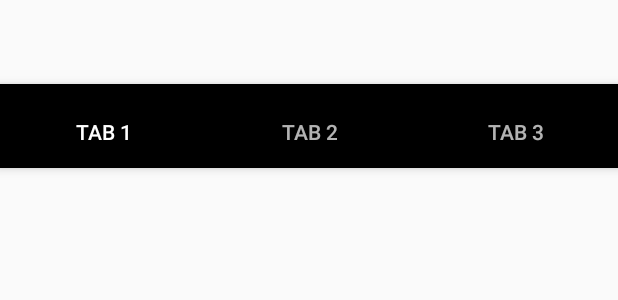
After one commit to doorsrom/com.doors.photos, an Android app: the layout activity_tab.xml on its own in the app's theme, with its tools: preview values and no code run, on a phone screen of 412 x 824 dp. The commit adds this screen. Shown: the top 300 px of the screen. Run offline under Robolectric (Android 15) with nearby library versions, the phone set to English and light mode, and no system bars.

Commit message:
General things

```diff
--- a/app/build.gradle
+++ b/app/build.gradle
@@ -22,6 +22,7 @@
 dependencies {
     implementation 'com.android.support:support-v4:28.0.0-beta01'
     implementation fileTree(dir: 'libs', include: ['*.jar'])
+    implementation 'com.android.support:design:28.0.0-beta01'
     androidTestImplementation('com.android.support.test.espresso:espresso-core:2.2.2', {
         exclude group: 'com.android.support', module: 'support-annotations'
     })
--- a/app/src/main/java/com/doors/photos/AlbumActivity.java
+++ b/app/src/main/java/com/doors/photos/AlbumActivity.java
@@ -35,7 +35,7 @@
     @Override
     protected void onCreate(Bundle savedInstanceState) {
         super.onCreate(savedInstanceState);
-        setContentView(R.layout.activity_album);
+        setContentView(R.layout.activity_grid);
 
         Intent intent = getIntent();
         album_name = intent.getStringExtra("name");
--- a/app/src/main/java/com/doors/photos/MainActivity.java
+++ b/app/src/main/java/com/doors/photos/MainActivity.java
@@ -41,7 +41,7 @@
     @Override
     protected void onCreate(Bundle savedInstanceState) {
         super.onCreate(savedInstanceState);
-        setContentView(R.layout.activity_main);
+        setContentView(R.layout.activity_grid);
 
          galleryGridView = findViewById(R.id.galleryGridView);
 
--- /dev/null
+++ b/app/src/main/res/layout/activity_tab.xml
@@ -0,0 +1,50 @@
+<?xml version="1.0" encoding="utf-8"?>
+<android.support.design.widget.CoordinatorLayout xmlns:android="http://schemas.android.com/apk/res/android"
+    xmlns:app="http://schemas.android.com/apk/res-auto"
+    xmlns:tools="http://schemas.android.com/tools"
+    android:id="@+id/main_content"
+    android:layout_width="match_parent"
+    android:layout_height="match_parent"
+    android:fitsSystemWindows="true"
+    tools:context="com.doors.photos.TabActivity">
+
+    <android.support.design.widget.AppBarLayout
+        android:id="@+id/appbar"
+        android:layout_width="match_parent"
+        android:layout_height="wrap_content"
+        android:paddingTop="@dimen/appbar_padding_top"
+        android:theme="@style/AppTheme.AppBarOverlay">
+
+        <android.support.design.widget.TabLayout
+            android:id="@+id/tabs"
+            android:layout_width="match_parent"
+            android:layout_height="wrap_content">
+
+            <android.support.design.widget.TabItem
+                android:id="@+id/tabItem"
+                android:layout_width="wrap_content"
+                android:layout_height="wrap_content"
+                android:text="@string/tab_text_1" />
+
+            <android.support.design.widget.TabItem
+                android:id="@+id/tabItem2"
+                android:layout_width="wrap_content"
+                android:layout_height="wrap_content"
+                android:text="@string/tab_text_2" />
+
+            <android.support.design.widget.TabItem
+                android:id="@+id/tabItem3"
+                android:layout_width="wrap_content"
+                android:layout_height="wrap_content"
+                android:text="@string/tab_text_3" />
+
+        </android.support.design.widget.TabLayout>
+    </android.support.design.widget.AppBarLayout>
+
+    <android.support.v4.view.ViewPager
+        android:id="@+id/container"
+        android:layout_width="match_parent"
+        android:layout_height="match_parent"
+        app:layout_behavior="@string/appbar_scrolling_view_behavior" />
+
+</android.support.design.widget.CoordinatorLayout>
--- /dev/null
+++ b/app/src/main/res/values-w820dp/dimens.xml
@@ -0,0 +1,6 @@
+<resources>
+    <!-- Example customization of dimensions originally defined in res/values/dimens.xml
+         (such as screen margins) for screens with more than 820dp of available width. This
+         would include 7" and 10" devices in landscape (~960dp and ~1280dp respectively). -->
+    <dimen name="activity_horizontal_margin">64dp</dimen>
+</resources>
--- a/app/src/main/res/values/strings.xml
+++ b/app/src/main/res/values/strings.xml
@@ -2,5 +2,11 @@
 
     <string name="app_name">Gallery App</string>
     <string name="example">Example</string>
+    <string name="title_activity_tab">TabActivity</string>
+    <string name="tab_text_1">Tab 1</string>
+    <string name="tab_text_2">Tab 2</string>
+    <string name="tab_text_3">Tab 3</string>
+    <string name="action_settings">Settings</string>
+    <string name="section_format">Hello World from section: %1$d</string>
 
 </resources>
--- a/app/src/main/res/values/styles.xml
+++ b/app/src/main/res/values/styles.xml
@@ -14,4 +14,13 @@
         <item name="windowActionBarOverlay">true</item>
     </style>
 
+    <style name="AppTheme.NoActionBar">
+        <item name="windowActionBar">false</item>
+        <item name="windowNoTitle">true</item>
+    </style>
+
+    <style name="AppTheme.AppBarOverlay" parent="ThemeOverlay.AppCompat.Dark.ActionBar" />
+
+    <style name="AppTheme.PopupOverlay" parent="ThemeOverlay.AppCompat.Light" />
+
 </resources>
```
Also changed, not shown: app/src/main/AndroidManifest.xml (+6 -3 lines), app/src/main/java/com/doors/photos/TabActivity.java (added, +78 -0 lines), app/src/main/res/layout/activity_main.xml (deleted, +0 -21 lines), app/src/main/res/values/dimens.xml (added, +7 -0 lines), app/src/main/res/layout/activity_grid.xml (renamed from app/src/main/res/layout/activity_album.xml).
